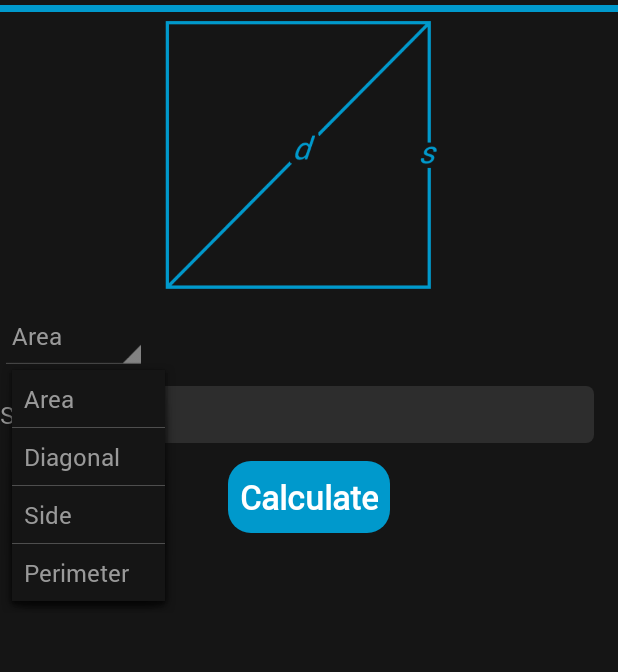
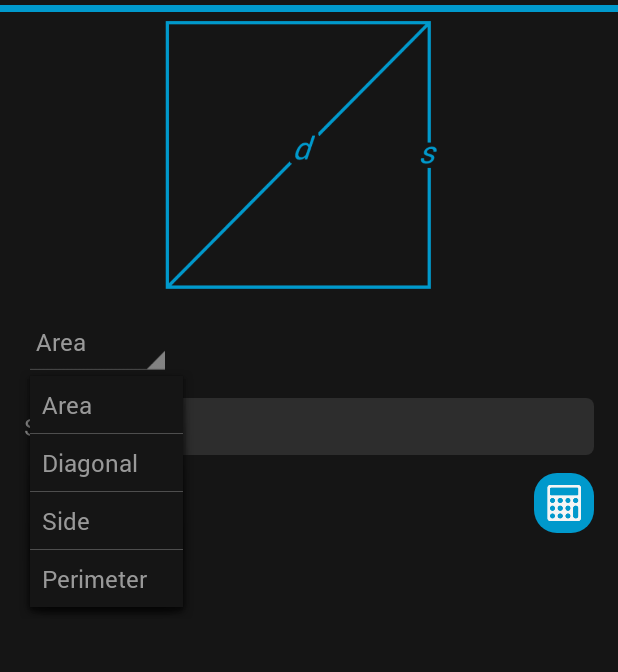
Before and after one commit to jwilliams5646/MMate, an Android app: the fragment SquareFragment shown on its own in the app's theme, after a tap on "Area", on a phone screen of 412 x 824 dp, the part 60-732 px from its top. Run offline under Robolectric (Android 15) with nearby library versions, the light colour scheme and no system bars; our stand-ins replace AdMob, Picasso; network calls fail; pictures from the network do not load; 2 statements that could not run were skipped.

Commit message:
fixed square and rectangle

```diff
--- a/app/src/main/res/layout-sw600dp-land/circle_detail.xml
+++ b/app/src/main/res/layout-sw600dp-land/circle_detail.xml
@@ -95,12 +95,12 @@
             style="@style/calc_buttons"
             android:layout_width="40dp"
             android:layout_height="40dp"
-            android:layout_gravity="end"
+            android:layout_gravity="center_horizontal"
             android:layout_marginRight="16dp"
             android:layout_marginTop="4dp"
             android:layout_marginLeft="4dp"
             android:scaleType="fitXY"
-            android:src="@drawable/ic_calc" />
+            android:src="@drawable/ic_calc"/>
 
         <Space
             android:layout_width="match_parent"
--- a/app/src/main/res/layout-sw600dp-land/square_detail.xml
+++ b/app/src/main/res/layout-sw600dp-land/square_detail.xml
@@ -15,13 +15,13 @@
         android:layout_margin="4dp"/>
         <!--android:src="@drawable/square" -->
 
-<RelativeLayout
+
+
+    <LinearLayout
         android:layout_width="0dp"
         android:layout_height="match_parent"
         android:layout_weight="1"
-    android:layout_margin="4dp"
-    android:layout_gravity="center_horizontal"
-    android:gravity="center_horizontal">
+        android:orientation="vertical">
         <LinearLayout
             android:orientation="horizontal"
             android:layout_width="match_parent"
@@ -30,8 +30,9 @@
 
             <Spinner
                 android:layout_width="wrap_content"
-            android:layout_height="match_parent"
+                android:layout_height="wrap_content"
                 android:id="@+id/sq_choice"
+                android:layout_marginLeft="16dp"
                 android:layout_marginTop="4dp"
                 android:layout_marginRight="4dp"
                 android:layout_marginBottom="4dp" />
@@ -41,26 +42,33 @@
                 android:layout_weight="1"
                 android:layout_height="wrap_content"
                 android:id="@+id/sq_answer"
-            android:textSize="32sp"
+                android:textSize="20sp"
+                style="@style/TextViewStyle"
+                android:padding="10dp"
+                android:layout_marginLeft="4dp"
                 android:layout_marginTop="4dp"
-            android:layout_marginLeft="4dp"
-            android:layout_marginBottom="4dp"
-            style="@style/TextViewStyle"/>
+                android:layout_marginRight="16dp"
+                android:layout_marginBottom="4dp" />
         </LinearLayout>
 
         <LinearLayout
             android:orientation="horizontal"
             android:layout_width="match_parent"
             android:layout_height="wrap_content"
-        android:layout_below="@+id/square_answer_layout"
-        android:id="@+id/sq_input_layout">
+            android:id="@+id/sq_input_layout"
+            android:layout_marginTop="4dp"
+            android:layout_marginBottom="4dp">
 
             <com.jwilliams.machinistmate.app.ExtendedClasses.RobotoTextView
                 android:layout_width="wrap_content"
                 android:layout_height="wrap_content"
                 android:text="New Text"
                 android:id="@+id/sq_input_view"
-            style="@style/TextViewStyle"/>
+                style="@style/TextViewStyle"
+                android:paddingLeft="16dp"
+                android:paddingTop="4dp"
+                android:paddingRight="4dp"
+                android:paddingBottom="4dp" />
 
             <Spinner
                 android:layout_width="wrap_content"
@@ -69,26 +77,36 @@
                 android:visibility="gone"/>
 
             <EditText
-            android:layout_width="wrap_content"
+                android:layout_width="0dp"
+                android:layout_weight="1"
                 android:layout_height="wrap_content"
                 android:inputType="numberDecimal"
-            android:ems="10"
                 android:id="@+id/sq_input"
-            style="@style/EditTextStyle"/>
+                style="@style/EditTextStyle"
+                android:layout_marginLeft="4dp"
+                android:layout_marginTop="4dp"
+                android:layout_marginRight="16dp"
+                android:layout_marginBottom="4dp" />
         </LinearLayout>
 
 
 
-        <com.jwilliams.machinistmate.app.ExtendedClasses.RobotoButton
-            android:layout_width="wrap_content"
-            android:layout_height="wrap_content"
-            android:text="@string/calculate"
+        <ImageButton
             android:id="@+id/sq_calc"
             style="@style/calc_buttons"
-            android:layout_below="@+id/sq_input_layout"
-            android:layout_alignParentLeft="true"
-            android:layout_alignParentStart="false"
-            android:layout_margin="4dp" />
+            android:layout_width="40dp"
+            android:layout_height="40dp"
+            android:layout_marginRight="16dp"
+            android:layout_marginTop="4dp"
+            android:layout_marginLeft="4dp"
+            android:scaleType="fitXY"
+            android:src="@drawable/ic_calc"
+            android:layout_gravity="center_horizontal" />
+
+        <Space
+            android:layout_width="match_parent"
+            android:layout_height="0dp"
+            android:layout_weight="1" />
 
         <com.google.android.gms.ads.AdView
             android:id="@+id/sq_adView"
@@ -96,10 +114,9 @@
             android:layout_height="wrap_content"
             ads:adUnitId="ca-app-pub-6986976933268044/5924552212"
             ads:adSize="BANNER"
-        android:layout_alignParentBottom="true"
-        android:layout_centerHorizontal="true" />
+            android:layout_gravity="center_horizontal" />
 
-</RelativeLayout>
+    </LinearLayout>
 
 
 </LinearLayout>
--- a/app/src/main/res/layout/square_detail.xml
+++ b/app/src/main/res/layout/square_detail.xml
@@ -11,14 +11,12 @@
         android:layout_height="0dp"
         android:id="@+id/square_image"
         android:layout_weight="1" />
-        <!--android:src="@drawable/square" -->
 
-    <RelativeLayout
+    <LinearLayout
     android:layout_width="match_parent"
     android:layout_height="0dp"
     android:layout_weight="3"
-        android:layout_gravity="center_horizontal"
-    android:gravity="center_horizontal">
+    android:orientation="vertical">
     <LinearLayout
         android:orientation="horizontal"
         android:layout_width="match_parent"
@@ -28,7 +26,11 @@
         <Spinner
             android:layout_width="wrap_content"
             android:layout_height="wrap_content"
-            android:id="@+id/sq_choice" />
+            android:id="@+id/sq_choice"
+            android:layout_marginLeft="16dp"
+            android:layout_marginTop="4dp"
+            android:layout_marginRight="4dp"
+            android:layout_marginBottom="4dp" />
 
         <com.jwilliams.machinistmate.app.ExtendedClasses.RobotoTextView
             android:layout_width="0dp"
@@ -37,7 +39,11 @@
             android:id="@+id/sq_answer"
             android:textSize="20sp"
             style="@style/TextViewStyle"
-            android:padding="10dp" />
+            android:padding="10dp"
+            android:layout_marginLeft="4dp"
+            android:layout_marginTop="4dp"
+            android:layout_marginRight="16dp"
+            android:layout_marginBottom="4dp" />
     </LinearLayout>
 
     <LinearLayout
@@ -54,7 +60,11 @@
             android:layout_height="wrap_content"
             android:text="New Text"
             android:id="@+id/sq_input_view"
-            style="@style/TextViewStyle"/>
+            style="@style/TextViewStyle"
+            android:paddingLeft="16dp"
+            android:paddingTop="4dp"
+            android:paddingRight="4dp"
+            android:paddingBottom="4dp" />
 
         <Spinner
             android:layout_width="wrap_content"
@@ -68,31 +78,44 @@
             android:layout_height="wrap_content"
             android:inputType="numberDecimal"
             android:id="@+id/sq_input"
-            style="@style/EditTextStyle"/>
+            style="@style/EditTextStyle"
+            android:layout_marginLeft="4dp"
+            android:layout_marginTop="4dp"
+            android:layout_marginRight="16dp"
+            android:layout_marginBottom="4dp" />
     </LinearLayout>
 
 
 
-        <com.jwilliams.machinistmate.app.ExtendedClasses.RobotoButton
-            android:layout_width="wrap_content"
-            android:layout_height="wrap_content"
-            android:text="@string/calculate"
+        <ImageButton
             android:id="@+id/sq_calc"
             style="@style/calc_buttons"
             android:layout_below="@+id/sq_input_layout"
-            android:layout_centerHorizontal="true"
-            android:layout_margin="4dp" />
+            android:layout_width="40dp"
+            android:layout_height="40dp"
+            android:layout_marginRight="16dp"
+            android:layout_marginTop="4dp"
+            android:layout_marginLeft="4dp"
+            android:scaleType="fitXY"
+            android:src="@drawable/ic_calc"
+            android:layout_gravity="right" />
 
-    <com.google.android.gms.ads.AdView
+        <Space
+            android:layout_width="match_parent"
+            android:layout_height="0dp"
+            android:layout_weight="1" />
+
+        <com.google.android.gms.ads.AdView
         android:id="@+id/sq_adView"
         android:layout_width="wrap_content"
         android:layout_height="wrap_content"
         ads:adUnitId="ca-app-pub-6986976933268044/5924552212"
         ads:adSize="BANNER"
         android:layout_alignParentBottom="true"
-        android:layout_centerHorizontal="true" />
+        android:layout_centerHorizontal="true"
+            android:layout_gravity="center_horizontal" />
 
-</RelativeLayout>
+</LinearLayout>
 
 
 </LinearLayout>
--- a/app/src/main/res/values/styles.xml
+++ b/app/src/main/res/values/styles.xml
@@ -61,8 +61,7 @@
 
     <style name="GeometryAnswerStyle">
         <item name="android:textSize">22sp</item>
-        <item name="android:padding">9dp</item>
-        <item name="android:textColor">#999999</item>
+        <item name="android:textColor">@color/TextColor</item>
     </style>
 
     <style name="ListHeaderStyle">
```
Also changed, not shown: app/src/main/res/layout/rectangle_geometry.xml (+66 -24 lines). Lines whose indentation alone changed are shown as unchanged.
